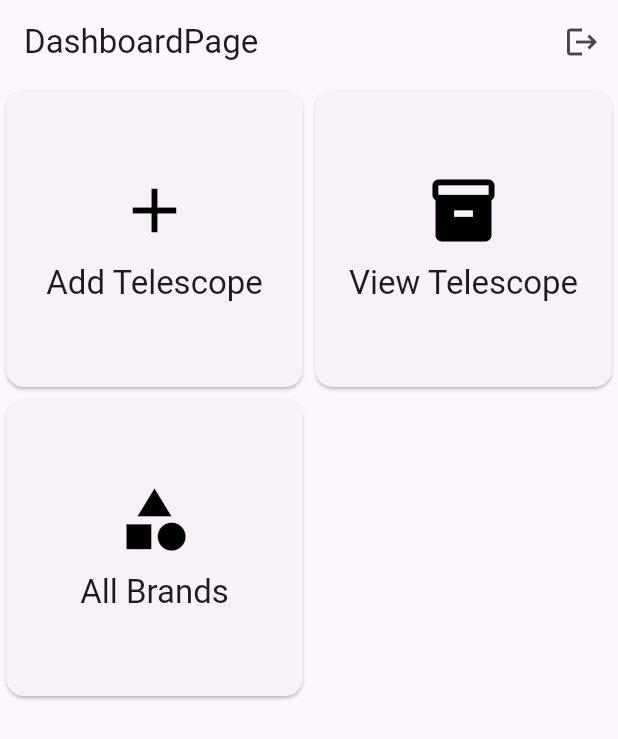
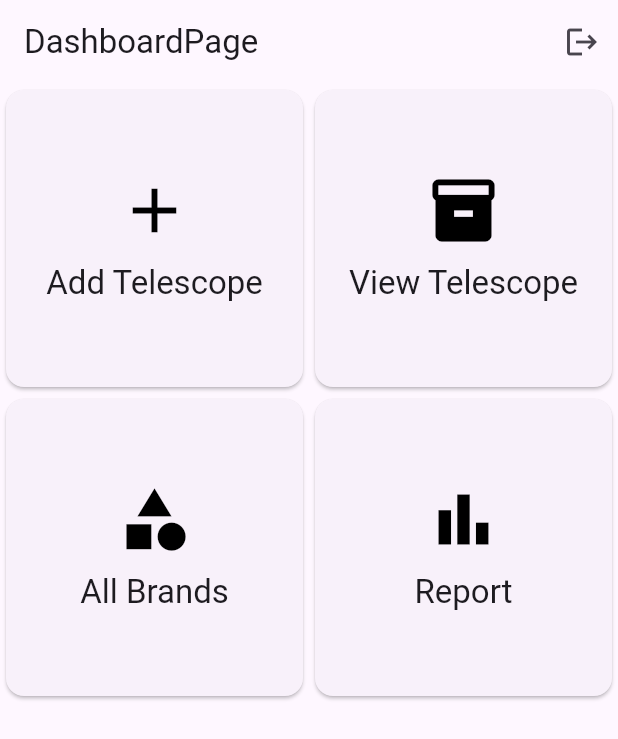
Before and after one commit to rijwan-uddin/AstroHub, a Flutter app: the DashboardPage screen opened by its route, on a phone screen of 412 x 824 dp. Shown: the top 739 px of the screen. Run offline on Flutter 3.47's test engine with Material 3 defaults, Android fonts, the light colour scheme and no system bars; our stand-ins replace cached_network_image, cloud_firestore, firebase_auth, firebase_core, firebase_storage, flutter_easyloading and 3 more; accounts and stored records are empty.

Commit message:
report page and route added

```diff
--- a/lib/main.dart
+++ b/lib/main.dart
@@ -1,11 +1,10 @@
-
-
 import 'package:astroscope_hub/auth/auth_service.dart';
 import 'package:astroscope_hub/pages/add_telescope.dart';
 import 'package:astroscope_hub/pages/brand_page.dart';
 import 'package:astroscope_hub/pages/dashboard_page.dart';
 import 'package:astroscope_hub/pages/description_page.dart';
 import 'package:astroscope_hub/pages/login_page.dart';
+import 'package:astroscope_hub/pages/report_page.dart';
 import 'package:astroscope_hub/pages/telescope_details_page.dart';
 import 'package:astroscope_hub/pages/view_telescope_page.dart';
 import 'package:astroscope_hub/providers/telescope_provider.dart';
@@ -88,6 +87,11 @@ class MyApp extends StatelessWidget {
                 path: BrandPage.routeName,
                 builder: (context, state) => BrandPage(),
               ),
+              GoRoute(
+                name: ReportPage.routeName,
+                path: ReportPage.routeName,
+                builder: (context, state) => ReportPage(),
+              ),
             ]),
         GoRoute(
           name: LoginPage.routeName,
--- a/lib/models/dashboard_model.dart
+++ b/lib/models/dashboard_model.dart
@@ -2,6 +2,8 @@ import 'package:astroscope_hub/pages/add_telescope.dart';
 import 'package:astroscope_hub/pages/brand_page.dart';
 import 'package:astroscope_hub/pages/view_telescope_page.dart';
 import 'package:flutter/material.dart';
+
+import '../pages/report_page.dart';
 
 class DashboardModel {
   final String title;
@@ -18,4 +20,5 @@ const List<DashboardModel> dashboardModelList = [
   DashboardModel(title: 'Add Telescope', iconData: Icons.add, routeName: AddTelescopePage.routeName),
   DashboardModel(title: 'View Telescope', iconData: Icons.inventory, routeName: ViewTelescopePage.routeName),
   DashboardModel(title: 'All Brands', iconData: Icons.category, routeName: BrandPage.routeName),
+  DashboardModel(title: 'Report', iconData: Icons.bar_chart, routeName: ReportPage.routeName),
 ];
--- /dev/null
+++ b/lib/pages/report_page.dart
@@ -0,0 +1,15 @@
+import 'package:flutter/material.dart';
+
+class ReportPage extends StatelessWidget {
+  static const String routeName = 'report';
+  const ReportPage({super.key});
+
+  @override
+  Widget build(BuildContext context) {
+    return Scaffold(
+      appBar: AppBar(
+        title: Text('Report'),
+      ),
+    );
+  }
+}
--- a/pubspec.yaml
+++ b/pubspec.yaml
@@ -50,6 +50,7 @@ dependencies:
   connectivity_plus:
   freezed_annotation:
   json_annotation:
+  fl_chart:
 
 dev_dependencies:
   flutter_test:
```
Also changed, not shown: pubspec.lock.
